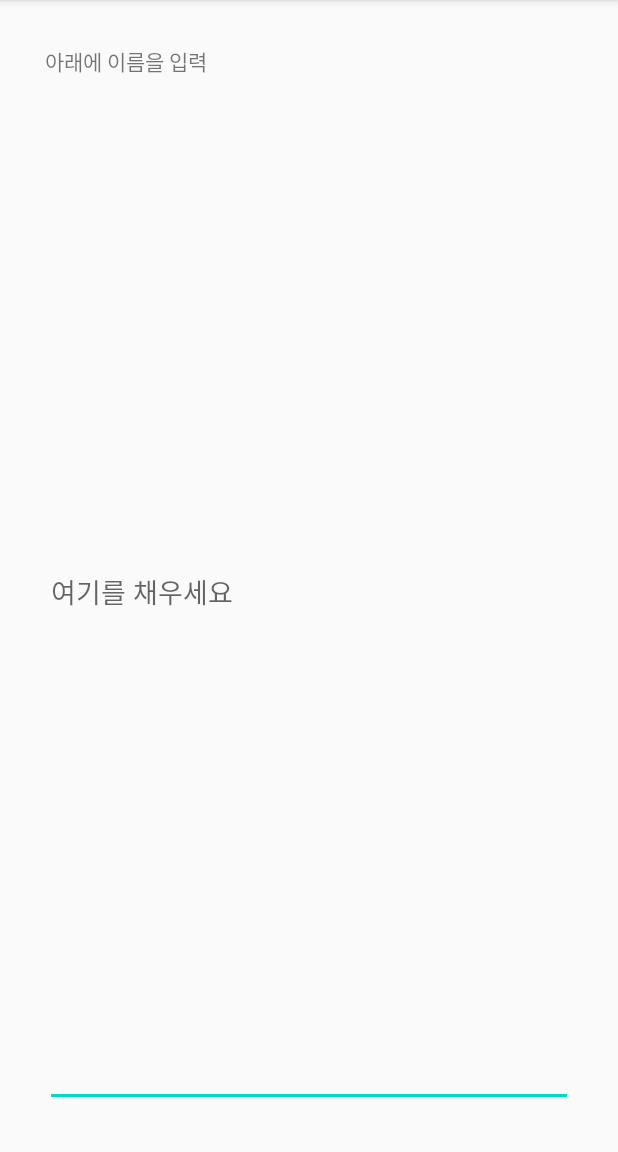
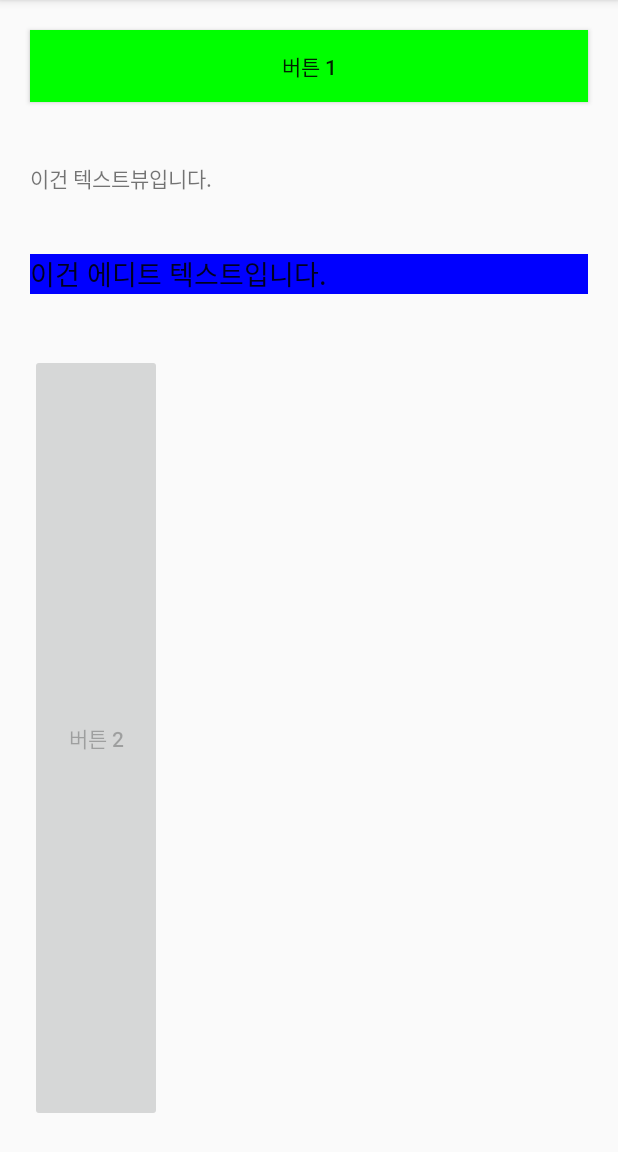
Before and after one commit to DongGeon0908/Android_Study, an Android app: the screen it shows after launch (MainActivity), on a phone screen of 412 x 824 dp, the part 84-1236 px from its top. Run offline under Robolectric (Android 15) with nearby library versions, the light colour scheme and no system bars.

Commit message:
9월 14일 강의 정리

```diff
--- a/Chapter4/app/src/main/res/layout/activity_main.xml
+++ b/Chapter4/app/src/main/res/layout/activity_main.xml
@@ -5,36 +5,36 @@
     android:layout_width="match_parent"
     android:layout_height="match_parent"
     android:orientation="vertical"
-    android:padding="30dp"
     tools:context=".MainActivity">
 
+   <Button
+       android:layout_width="match_parent"
+       android:layout_height="wrap_content"
+       android:background="#00ff00"
+       android:layout_margin="20dp"
+       android:text="버튼 1" />
+
     <TextView
-        android:id="@+id/textView1"
         android:layout_width="match_parent"
         android:layout_height="wrap_content"
-        android:text="아래에 이름을 입력"
-        />
+        android:layout_margin="20dp"
+        android:text="이건 텍스트뷰입니다." />
 
     <EditText
-        android:id="@+id/edit1"
         android:layout_width="match_parent"
+        android:layout_height="wrap_content"
+        android:layout_margin="20dp"
+        android:text="이건 에디트 텍스트입니다."
+        android:background="#0000ff" />
+
+    <Button
+        android:layout_width="wrap_content"
         android:layout_height="match_parent"
-        android:hint="여기를 채우세요"
+        android:layout_margin="20dp"
+        android:enabled="false"
+        android:text="버튼 2"
         />
 
 
-    <RadioButton
-        android:id="@+id/cat"
-        android:layout_width="wrap_content"
-        android:layout_height="match_parent"
-        android:enabled="false"
-        android:text="고양이"/>
-
-    <RadioButton
-        android:id="@+id/dog"
-        android:layout_width="match_parent"
-        android:layout_height="match_parent"
-        android:text="개"/>
-
 
 </LinearLayout>
```
Also changed, not shown: 4 other files.
